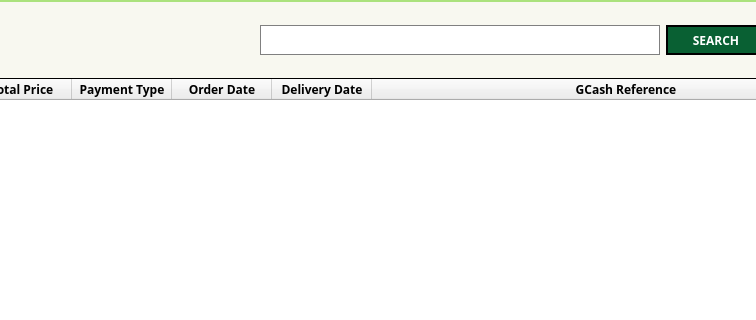
The window that Screens/MainMenuScreens/Records/Supplier_Records.ui (Bideiro/Ranil_project_py) describes before a commit, drawn with Qt 5; both pictures show x 338 to 1094 and y 0 to 320 of the 1228 by 623 pixel window.
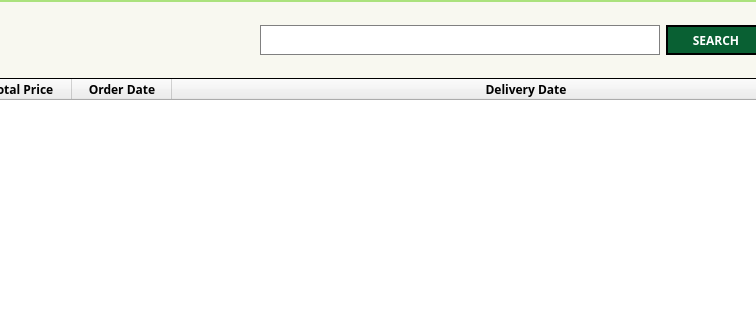
The same window after the commit. Icons and pictures are not drawn.

The edit to the form file:
```diff
--- a/Screens/MainMenuScreens/Records/Supplier_Records.ui
+++ b/Screens/MainMenuScreens/Records/Supplier_Records.ui
@@ -276,18 +276,6 @@
            </font>
           </property>
          </column>
-         <column>
-          <property name="text">
-           <string>Payment Type</string>
-          </property>
-          <property name="font">
-           <font>
-            <family>DM Sans</family>
-            <pointsize>9</pointsize>
-            <bold>true</bold>
-           </font>
-          </property>
-         </column>
          <column>
           <property name="text">
            <string>Order Date</string>
@@ -312,18 +300,6 @@
            </font>
           </property>
          </column>
-         <column>
-          <property name="text">
-           <string>GCash Reference</string>
-          </property>
-          <property name="font">
-           <font>
-            <family>DM Sans</family>
-            <pointsize>9</pointsize>
-            <bold>true</bold>
-           </font>
-          </property>
-         </column>
         </widget>
        </item>
        <item>
```
